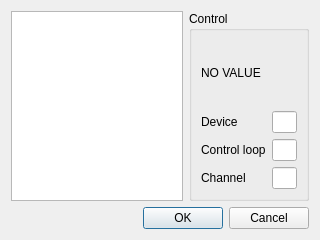
Above: src/client/experimentcontroldialog.ui from uazure/qLab before the change. Below: the same form after it.
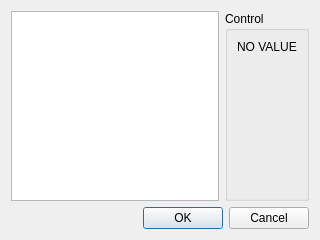
That is the form after the change.

The edit to the form file:
```diff
--- a/src/client/experimentcontroldialog.ui
+++ b/src/client/experimentcontroldialog.ui
@@ -39,50 +39,17 @@
            </widget>
           </item>
           <item>
-           <layout class="QFormLayout" name="formLayout">
-            <item row="1" column="0">
-             <widget class="QLabel" name="label_2">
-              <property name="text">
-               <string>Device</string>
-              </property>
-             </widget>
-            </item>
-            <item row="2" column="0">
-             <widget class="QLabel" name="label">
-              <property name="text">
-               <string>Control loop</string>
-              </property>
-             </widget>
-            </item>
-            <item row="3" column="0">
-             <widget class="QLabel" name="label_4">
-              <property name="text">
-               <string>Channel</string>
-              </property>
-             </widget>
-            </item>
-            <item row="3" column="1">
-             <widget class="QLineEdit" name="channelValue">
-              <property name="readOnly">
-               <bool>true</bool>
-              </property>
-             </widget>
-            </item>
-            <item row="2" column="1">
-             <widget class="QLineEdit" name="loopValue">
-              <property name="readOnly">
-               <bool>true</bool>
-              </property>
-             </widget>
-            </item>
-            <item row="1" column="1">
-             <widget class="QLineEdit" name="deviceValue">
-              <property name="readOnly">
-               <bool>true</bool>
-              </property>
-             </widget>
-            </item>
-           </layout>
+           <spacer name="verticalSpacer">
+            <property name="orientation">
+             <enum>Qt::Vertical</enum>
+            </property>
+            <property name="sizeHint" stdset="0">
+             <size>
+              <width>20</width>
+              <height>40</height>
+             </size>
+            </property>
+           </spacer>
           </item>
          </layout>
         </widget>
```
